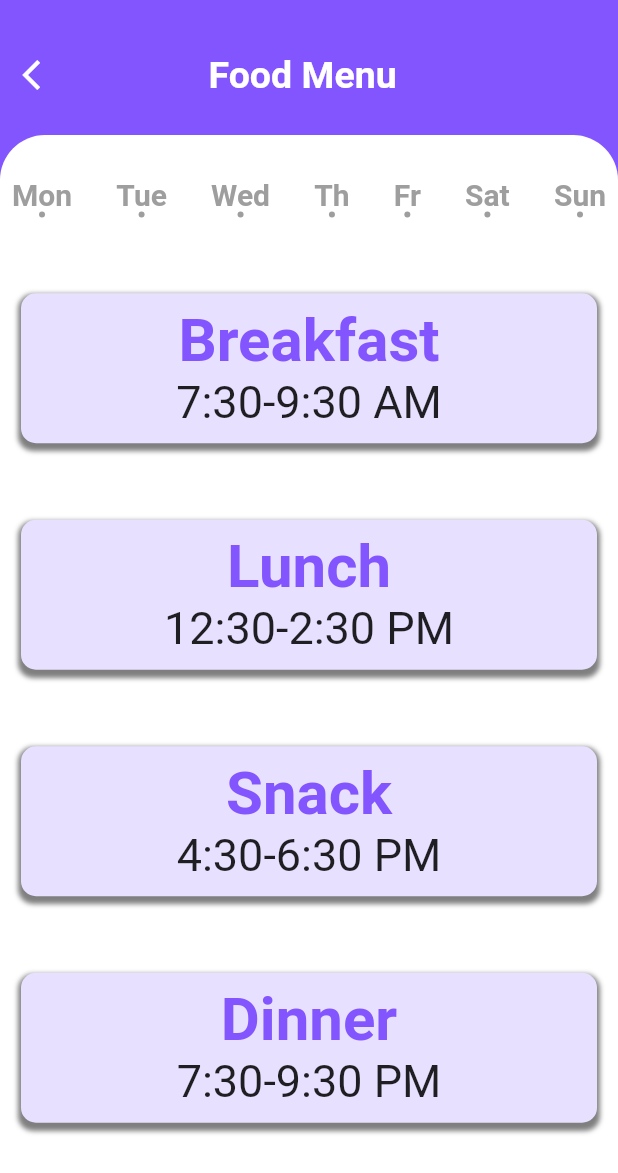
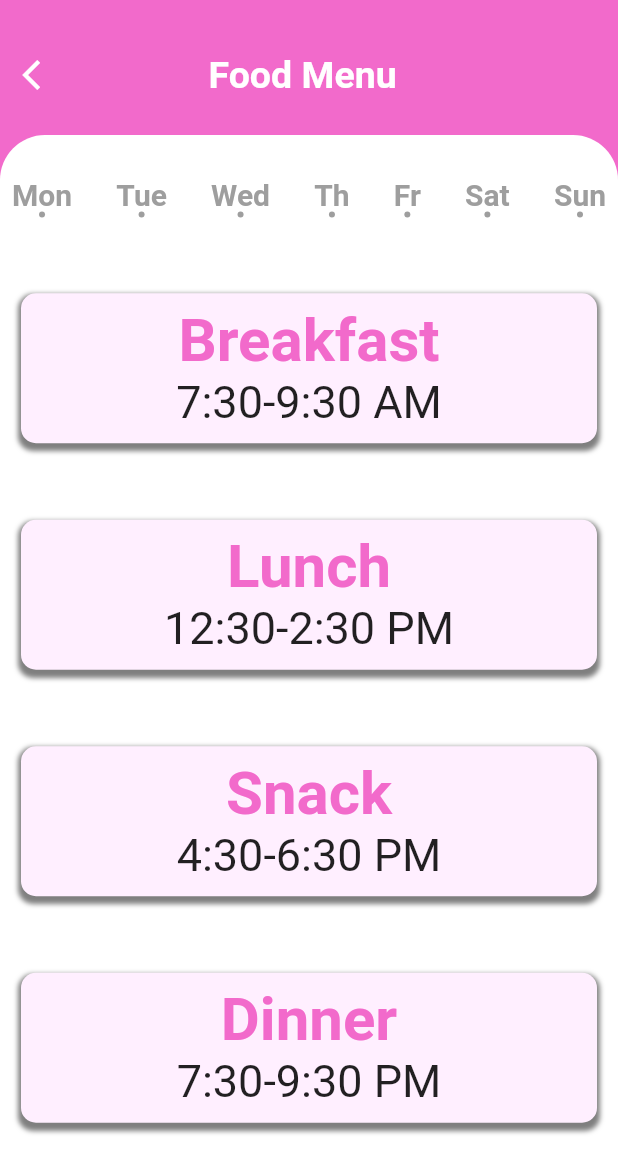
Before and after one commit to anurag-tekale/College-Management-App, a Flutter app: the Homescreen screen opened directly, after a tap on "Food Menu", on a phone screen of 412 x 824 dp. Shown: the top 1173 px of the screen. Run offline on Flutter 3.47's test engine with Material 2 defaults, Android fonts, the phone set to English and light mode, and no system bars; drawn by our look-alikes of flip_card; our stand-ins replace after_layout, bottom_navy_bar, flutter_icons, font_awesome_flutter, sqflite, table_calendar; missing offline and left inert: keyboard_visibility; accounts and stored records are empty; network calls fail.

Commit message:
added saksi changes

```diff
--- a/lib/Pages/DashBoard/Students/Dashboard.dart
+++ b/lib/Pages/DashBoard/Students/Dashboard.dart
@@ -7,6 +7,13 @@ import 'package:myapp/Pages/Foodmenu/foodmenu.dart';
 import 'package:myapp/Pages/Holidays/holidays_listing_screen.dart';
 import 'package:myapp/Pages/Timetable/time_table.dart';
 import 'package:myapp/Pages/Todolist/mainfile.dart';
+import 'package:myapp/Pages/grades/mainpage.dart';
+import 'package:myapp/Pages/payfee/fee_details.dart';
+import 'package:myapp/Pages/Studymaterial/mainfile.dart';
+import 'package:myapp/Pages/Profile/mainfile.dart';
+import 'package:myapp/Pages/settings/setting.dart';
+
+import '../../ExamSchedule/ExamList.dart';
 
 //import 'package:flutter_palette/flutter_palette.dart';
 class Homescreen extends StatefulWidget {
@@ -277,15 +284,34 @@ class _HomescreenState extends State<Homescreen> {
                           0xffFFFAE7, 0xffFAC078),
                     ),
                   ),
-                  Padding(
+                  GestureDetector(
+                    onTap: () {
+                      Navigator.of(context).push(
+                        MaterialPageRoute(
+                          builder: (BuildContext context) => Grades(),
+                        ),
+                      );
+                    },
+                    child: Padding(
                       padding: const EdgeInsets.all(8.0),
                       child: myItems(Icons.grade_outlined, 'Grades', 0xffD7EFFF,
                           0xffF1F9FF, 0xff53AAF8),
                     ),
-                  Padding(
+                  ),
+
+                  GestureDetector(
+                    onTap: () {
+                      Navigator.of(context).push(
+                        MaterialPageRoute(
+                          builder: (BuildContext context) => FeeDetails(),
+                        ),
+                      );
+                    },
+                    child: Padding(
                       padding: const EdgeInsets.all(8.0),
                       child: myItems(Icons.payments_outlined, 'Pay Fee',
                           0xffE0D7FF, 0xffF4F1FF, 0xff9B83F4),
+                    ),
                   ),
                   // Padding(
                   //   padding: const EdgeInsets.all(8.0),
@@ -321,15 +347,33 @@ class _HomescreenState extends State<Homescreen> {
                           0xffE3FFF6, 0xff4AAE8C),
                     ),
                   ),
-                  Padding(
+                  GestureDetector(
+                    onTap: () {
+                      Navigator.of(context).push(
+                        MaterialPageRoute(
+                          builder: (BuildContext context) => Studymaterial(),
+                        ),
+                      );
+                    },
+                    child: Padding(
                       padding: const EdgeInsets.all(8.0),
                       child: myItems(Icons.book_online, 'Study Material',
                           0xffFFDFCD, 0xffFFF2EB, 0xffFE8F77),
                     ),
-                  Padding(
+                  ),
+                  GestureDetector(
+                    onTap: () {
+                      Navigator.of(context).push(
+                        MaterialPageRoute(
+                          builder: (BuildContext context) => ExamList(),
+                        ),
+                      );
+                    },
+                    child: Padding(
                       padding: const EdgeInsets.all(8.0),
                       child: myItems(Icons.text_snippet, 'Exam', 0xffccff90,
                           0xffe8f5e9, 0xff1b5e20),
+                    ),
                   ),
                   GestureDetector(
                     onTap: () {
@@ -375,13 +419,9 @@ class _HomescreenState extends State<Homescreen> {
                   // StaggeredTile.extent(1, 150),
                 ],
               ),
-              Container(
-                color: Colors.red[100],
-              ),
+              ProfilePage(),
               HomePageChat(),
-              Container(
-                color: Colors.red[100],
-              ),
+              Settings(),
             ],
           ),
         ),
--- a/lib/Pages/Foodmenu/foodmenu.dart
+++ b/lib/Pages/Foodmenu/foodmenu.dart
@@ -11,7 +11,7 @@ class _FoodMenuState extends State<FoodMenu> {
   Widget build(BuildContext context) {
     return SafeArea(
       child: Scaffold(
-        backgroundColor: Color(0xff8255FF),
+        backgroundColor: Color(0xffF26ACB),
         body: Column(
           children: <Widget>[
             SizedBox(
@@ -146,7 +146,7 @@ class _ItemsCardState extends State<ItemsCard> {
                       widget.name,
                       style: TextStyle(
                         fontWeight: FontWeight.bold,
-                        color: Color(0xff8255FF),
+                        color: Color(0xffF26ACB),
                         fontSize: 25,
                       ),
                     ),
@@ -180,7 +180,7 @@ class _ItemsCardState extends State<ItemsCard> {
         height: 100,
         width: 384,
         decoration: BoxDecoration(
-          color: Color(0xffE8E0FF),
+          color: Color(0xffFFEFFF),
           borderRadius: BorderRadius.only(
               topLeft: Radius.circular(10),
               topRight: Radius.circular(10),
@@ -203,7 +203,7 @@ class _ItemsCardState extends State<ItemsCard> {
                 widget.name,
                 style: TextStyle(
                   fontWeight: FontWeight.bold,
-                  color: Color(0xff8255FF),
+                  color: Color(0xffF26ACB),
                   fontSize: 40,
                 ),
               ),
--- a/lib/Pages/Profile/mainfile.dart
+++ b/lib/Pages/Profile/mainfile.dart
@@ -16,13 +16,13 @@ class _ProfilePageState extends State<ProfilePage> {
               children: <Widget>[
                 Container(
                   //margin: EdgeInsets.all(100.0),
-                  height: 300,
+                  height: 286,
                   decoration: BoxDecoration(
-                      color: Colors.blue[800],
+                      color: Color(0xFF6C60E0),
                       shape: BoxShape.rectangle,
                       borderRadius: BorderRadius.only(
-                          bottomLeft: Radius.circular(100.0),
-                          bottomRight: Radius.circular(100.0))),
+                          bottomLeft: Radius.circular(30.0),
+                          bottomRight: Radius.circular(30.0))),
                   child: Column(
                     children: <Widget>[
                       SizedBox(
@@ -53,7 +53,7 @@ class _ProfilePageState extends State<ProfilePage> {
                 Column(
                   children: <Widget>[
                     SizedBox(
-                      height: 60,
+                      height: 50,
                     ),
                     Container(
                       //margin: EdgeInsets.all(100.0),
@@ -229,11 +229,11 @@ class _ProfilePageState extends State<ProfilePage> {
               child: Row(
                 children: <Widget>[
                   Text(
-                    'Personal Information',
+                    'Portfolio',
                     style: TextStyle(color: Colors.blue, fontSize: 22),
                   ),
                   SizedBox(
-                    width: 90,
+                    width: 215,
                   ),
                   Icon(
                     Icons.arrow_forward_sharp,
--- /dev/null
+++ b/lib/Pages/Settings/setting.dart
@@ -0,0 +1,272 @@
+import 'package:flutter/material.dart';
+
+import '../Intro&Login/Intro&loginpage.dart';
+
+//import 'package:flutter_palette/flutter_palette.dart';
+class Settings extends StatefulWidget {
+  @override
+  _SettingsState createState() => _SettingsState();
+}
+
+class _SettingsState extends State<Settings> {
+  @override
+  Widget build(BuildContext context) {
+    return SafeArea(
+      child: Scaffold(
+        body: Column(children: [
+          Container(
+            //margin: EdgeInsets.all(100.0),
+            height: 200,
+            decoration: BoxDecoration(
+              color: Color(0xFF6C60E0),
+              shape: BoxShape.rectangle,
+              borderRadius: BorderRadius.only(
+                bottomLeft: Radius.circular(30.0),
+                bottomRight: Radius.circular(30.0),
+              ),
+            ),
+            child: Column(
+              crossAxisAlignment: CrossAxisAlignment.start,
+              children: <Widget>[
+                SizedBox(
+                  height: 20,
+                ),
+                Row(
+                  children: <Widget>[
+                    IconButton(
+                      icon: Icon(Icons.arrow_back),
+                      color: Colors.white,
+                      iconSize: 30,
+                      onPressed: () {},
+                    ),
+                    SizedBox(width: 90),
+                    Text(
+                      'Settings',
+                      style: TextStyle(
+                        fontSize: 30,
+                        // fontWeight: FontWeight.bold,
+                        color: Colors.white,
+                      ),
+                    ),
+                    SizedBox(width: 65),
+                  ],
+                ),
+                SizedBox(
+                  height: 30,
+                ), //search
+                Padding(
+                  padding: const EdgeInsets.all(10.0),
+                  child: Container(
+                    height: 50,
+                    decoration: BoxDecoration(
+                        color: Color(0xffA7A0EC),
+                        shape: BoxShape.rectangle,
+                        borderRadius: BorderRadius.all(
+                          Radius.circular(30.0),
+                        )),
+                    child: Row(
+                      children: [
+                        Padding(
+                          padding: const EdgeInsets.all(8.0),
+                          child: Center(
+                              child: Icon(
+                            Icons.search,
+                            color: Colors.white,
+                            size: 40,
+                          )),
+                        ),
+                        Container(
+                          child: Text(
+                            " Search",
+                            style: TextStyle(
+                              fontSize: 20,
+                              color: Colors.white,
+                            ),
+                          ),
+                        ),
+                      ],
+                    ),
+                  ),
+                ),
+                //options
+              ],
+            ),
+          ),
+          SizedBox(
+            height: 40,
+          ),
+          Row(
+            children: <Widget>[
+              SizedBox(
+                width: 25,
+              ),
+              Icon(
+                Icons.notifications,
+                size: 30,
+              ),
+              SizedBox(
+                width: 30,
+              ),
+              Text(
+                'Notifications',
+                style: TextStyle(fontSize: 25),
+              ),
+            ],
+          ),
+          SizedBox(
+            height: 20,
+          ),
+          Row(
+            children: <Widget>[
+              SizedBox(
+                width: 25,
+              ),
+              Icon(
+                Icons.lock_open_outlined,
+                size: 30,
+              ),
+              SizedBox(
+                width: 30,
+              ),
+              Text(
+                'Change Passward',
+                style: TextStyle(fontSize: 25),
+              ),
+            ],
+          ),
+          SizedBox(
+            height: 20,
+          ),
+          Row(
+            children: <Widget>[
+              SizedBox(
+                width: 25,
+              ),
+              Icon(
+                Icons.account_circle_outlined,
+                size: 30,
+              ),
+              SizedBox(
+                width: 30,
+              ),
+              Text(
+                'Account',
+                style: TextStyle(fontSize: 25),
+              ),
+            ],
+          ),
+          SizedBox(
+            height: 20,
+          ),
+          Row(
+            children: <Widget>[
+              SizedBox(
+                width: 25,
+              ),
+              Icon(
+                Icons.ac_unit_outlined,
+                size: 30,
+              ),
+              SizedBox(
+                width: 30,
+              ),
+              Text(
+                'Help',
+                style: TextStyle(fontSize: 25),
+              ),
+            ],
+          ),
+          SizedBox(
+            height: 20,
+          ),
+          Row(
+            children: <Widget>[
+              SizedBox(
+                width: 25,
+              ),
+              Icon(
+                Icons.help_outline_outlined,
+                size: 30,
+              ),
+              SizedBox(
+                width: 30,
+              ),
+              Text(
+                'About',
+                style: TextStyle(fontSize: 25),
+              ),
+            ],
+          ),
+          SizedBox(
+            height: 20,
+          ),
+          Row(
+            children: <Widget>[
+              SizedBox(
+                width: 25,
+              ),
+              Icon(
+                Icons.palette_outlined,
+                size: 30,
+              ),
+              SizedBox(
+                width: 30,
+              ),
+              Text(
+                'Theme',
+                style: TextStyle(fontSize: 25),
+              ),
+            ],
+          ),
+          SizedBox(
+            height: 20,
+          ),
+          Row(
+            children: <Widget>[
+              SizedBox(
+                width: 25,
+              ),
+              Icon(
+                Icons.how_to_vote_outlined,
+                size: 30,
+              ),
+              SizedBox(
+                width: 30,
+              ),
+              Text(
+                'Suggestions',
+                style: TextStyle(fontSize: 25),
+              ),
+            ],
+          ),
+          SizedBox(
+            height: 20,
+          ),
+          Container(
+            height: 1,
+            color: Colors.grey,
+          ),
+          SizedBox(
+            height: 30,
+          ),
+          TextButton.icon(
+            onPressed: () {
+              Navigator.push(
+                context,
+                MaterialPageRoute(builder: (context) => LoginPage()),
+              );
+            },
+            icon: Icon(Icons.logout, size: 40, color: Colors.black),
+            label: Text(
+              'Logout',
+              style: TextStyle(
+                  fontSize: 40,
+                  fontWeight: FontWeight.bold,
+                  color: Colors.grey[800]),
+            ),
+          )
+        ]),
+      ),
+    );
+  }
+}
--- a/lib/Pages/Studymaterial/mainfile.dart
+++ b/lib/Pages/Studymaterial/mainfile.dart
@@ -20,7 +20,9 @@ class Studymaterial extends StatelessWidget {
           icon: Icon(
             Icons.arrow_back_ios,
           ),
-          onPressed: () {},
+          onPressed: () {
+            Navigator.of(context).pop();
+          },
         ),
       ),
       body: Center(
--- a/lib/Pages/Timetable/time_table.dart
+++ b/lib/Pages/Timetable/time_table.dart
@@ -16,10 +16,10 @@ class _TimetableState extends State<Timetable> {
           children: <Widget>[
             Container(
               height: 25,
-              color: Color(0xFF544ecc),
+              color: Color(0xff004d40),
             ),
             Container(
-              color: Color(0xFF544ecc),
+              color: Color(0xff004d40),
               padding: EdgeInsets.all(16),
               child: Column(
                 mainAxisSize: MainAxisSize.min,
@@ -100,7 +100,7 @@ class CardWidget extends StatelessWidget {
               height: 100,
               child: Container(
                 margin: EdgeInsets.only(left: 4),
-                color: Color(0xffE0F2F1),
+                color: Color(0xffe0f7fa),
                 padding: EdgeInsets.only(left: 16, top: 8),
                 child: Column(
                   crossAxisAlignment: CrossAxisAlignment.start,
```
Also changed, not shown: 4 other files. Lines whose indentation alone changed are shown as unchanged.
